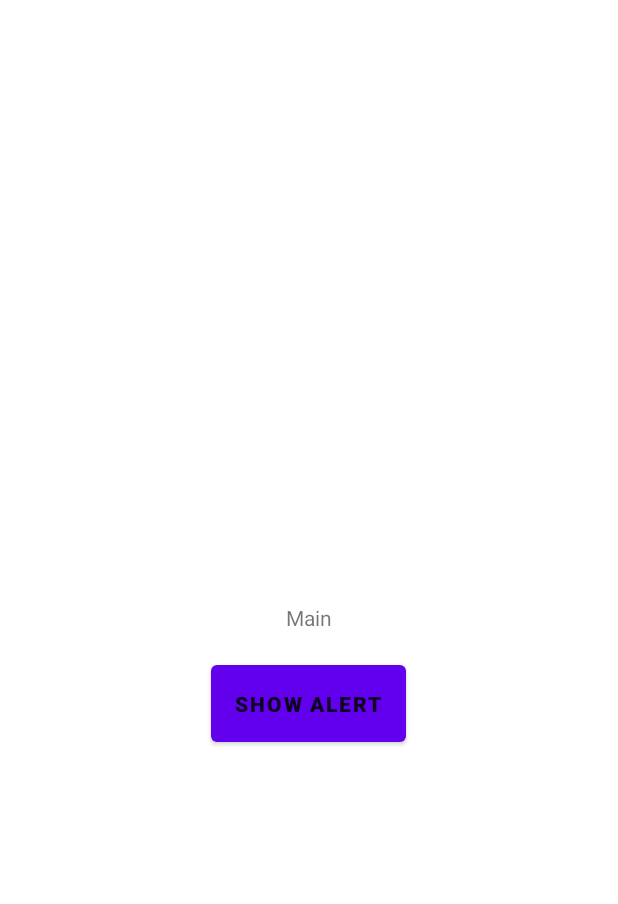
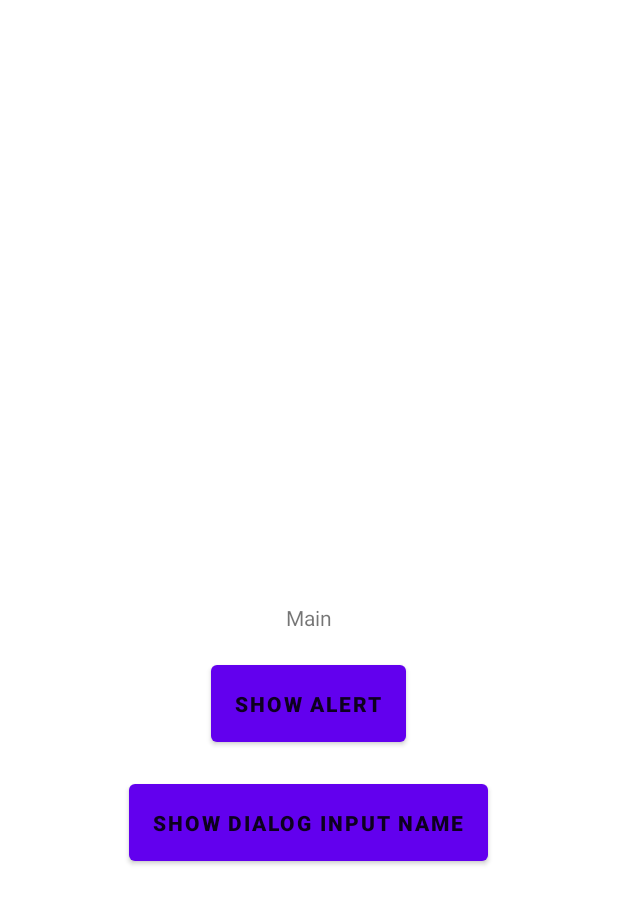
Before and after one commit to mncinnovation/mnc-android-code-standard-core, an Android app: the layout activity_main.xml on its own in the app's theme, with its tools: preview values and no code run, on a phone screen of 412 x 824 dp. Shown: the top 904 px of the screen. Run offline under Robolectric (Android 15) with nearby library versions, the phone set to English and light mode, and no system bars.

Commit message:
Add base alert to input text at core

```diff
--- a/app/src/main/res/layout/activity_main.xml
+++ b/app/src/main/res/layout/activity_main.xml
@@ -25,4 +25,18 @@
         android:text="Show Alert"
         android:textSize="@dimen/body2_font_size"
         android:textStyle="bold" />
+
+    <Button
+        android:id="@+id/btnShowInputName"
+        style="@style/TextAppearance.AppCompat.Button"
+        android:layout_width="wrap_content"
+        android:layout_height="wrap_content"
+        android:layout_below="@id/btnShowAppCompatAlertAction"
+        android:layout_centerHorizontal="true"
+        android:layout_marginTop="@dimen/margin_large"
+        android:padding="@dimen/padding_large"
+        android:text="Show Dialog Input Name"
+        android:textSize="@dimen/body2_font_size"
+        android:textStyle="bold" />
+
 </RelativeLayout>
--- /dev/null
+++ b/core/src/main/res/color/hint_text.xml
@@ -0,0 +1,5 @@
+<?xml version="1.0" encoding="utf-8"?>
+<selector xmlns:android="http://schemas.android.com/apk/res/android">
+    <item android:color="@color/charcoal_alpha_25" android:state_enabled="false" />
+    <item android:color="@color/charcoal_alpha_50" />
+</selector>
--- a/core/src/main/res/values/strings.xml
+++ b/core/src/main/res/values/strings.xml
@@ -5,4 +5,5 @@
     <string name="label_attention">Attention</string>
     <string name="ok">Ok</string>
     <string name="cancel">Cancel</string>
+    <string name="title_submit">Submit</string>
 </resources>
--- a/core/src/main/res/values/styles.xml
+++ b/core/src/main/res/values/styles.xml
@@ -3,4 +3,8 @@
     <style name="TextAppearance.Body1" parent="TextAppearance.AppCompat.Subhead">
         <item name="android:textSize">@dimen/body1_font_size</item>
     </style>
+    <style name="TextAppearance.Caption1.Hint" parent="TextAppearance.Design.Hint">
+        <item name="android:textSize">@dimen/caption1_font_size</item>
+        <item name="android:textColor">@color/hint_text</item>
+    </style>
 </resources>
```
Also changed, not shown: app/src/main/java/com/mncgroup/mnccore/ui/MainActivity.kt (+6 -1 lines), core/src/main/java/com/mncgroup/core/util/ext/AlertDialogs.kt (+64 -0 lines), core/src/main/res/layout/dialog_input.xml (added, +13 -0 lines).
